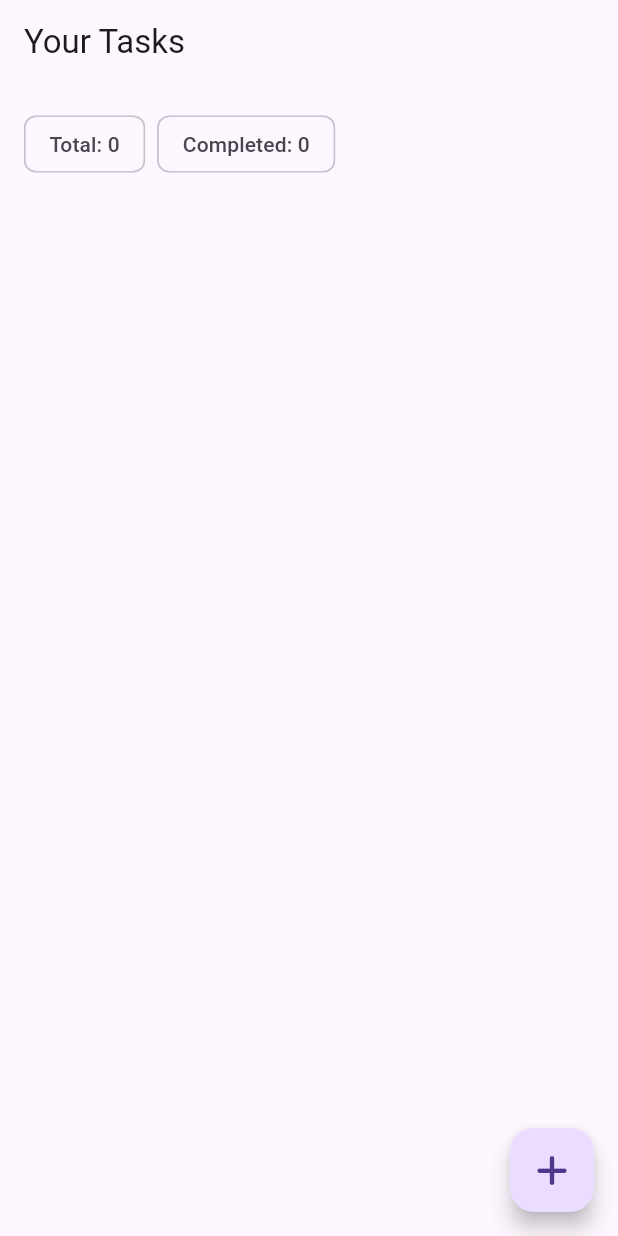
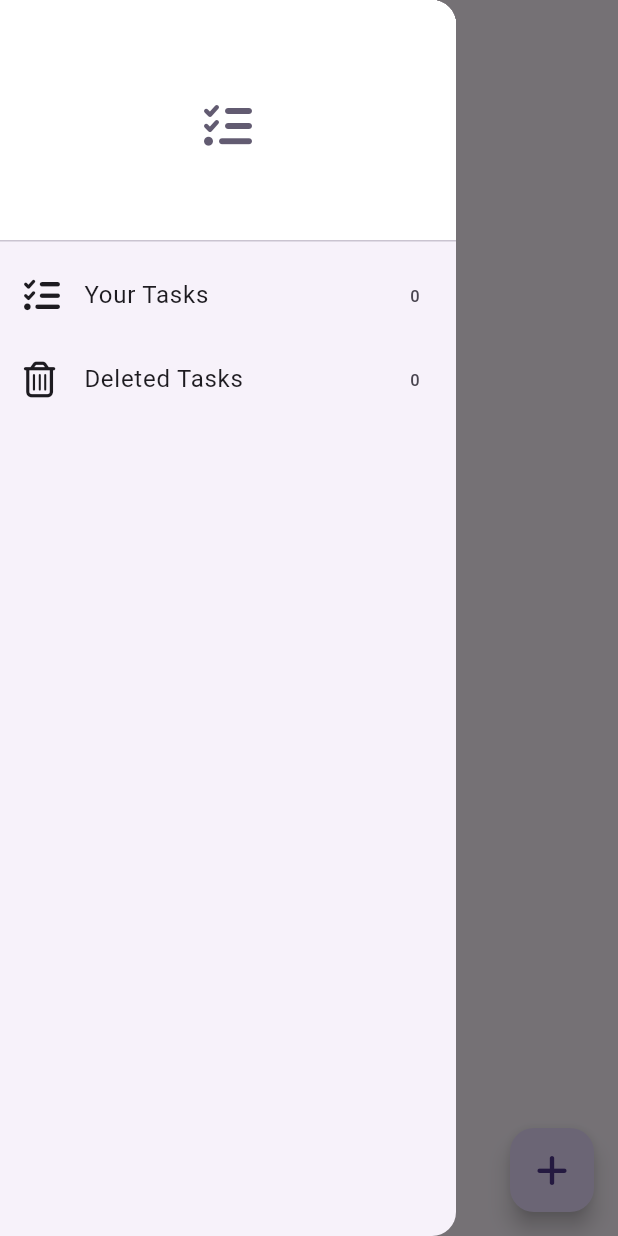
Before and after one commit to Basith-P/ToDo-App--BLoC-, a Flutter app: the screen it shows after launch, with the side drawer open (before the commit the screen has no drawer), on a phone screen of 412 x 824 dp. Run offline on Flutter 3.47's test engine with Material 2 defaults, Android fonts, the phone set to English and light mode, and no system bars; our stand-ins replace equatable, flutter_bloc, font_awesome_flutter, hydrated_bloc.

Commit message:
delete or remove task

```diff
--- a/lib/bloc/task/task_bloc.dart
+++ b/lib/bloc/task/task_bloc.dart
@@ -7,28 +7,37 @@ part 'task_event.dart';
 part 'task_state.dart';
 
 class TaskBloc extends HydratedBloc<TaskEvent, TaskState> {
-  TaskBloc() : super(const TaskState([])) {
+  TaskBloc() : super(const TaskState()) {
     on<AddTask>(_onTaskAdded);
     on<DeleteTask>(_onTaskDeleted);
+    on<RemoveTask>(_onTaskRemoved);
     on<UpdateTask>(_onTaskUpdated);
     on<ToggleTask>(_onTaskToggled);
   }
 
   void _onTaskAdded(AddTask event, Emitter<TaskState> emit) {
     final List<Task> tasks = List.from(state.tasks)..add(event.task);
-    emit(TaskState(tasks));
+    emit(TaskState(tasks: tasks, deletedTasks: state.deletedTasks));
   }
 
   void _onTaskDeleted(DeleteTask event, Emitter<TaskState> emit) {
-    final List<Task> tasks = List.from(state.tasks)..remove(event.task);
-    emit(TaskState(tasks));
+    emit(TaskState(
+        tasks: List.from(state.tasks)..remove(event.task),
+        deletedTasks: List.from(state.deletedTasks)
+          ..add(event.task.copyWith(isDeleted: true))));
+  }
+
+  void _onTaskRemoved(RemoveTask event, Emitter<TaskState> emit) {
+    final List<Task> deletedTasks = List.from(state.deletedTasks)
+      ..remove(event.task);
+    emit(TaskState(tasks: state.tasks, deletedTasks: deletedTasks));
   }
 
   void _onTaskUpdated(UpdateTask event, Emitter<TaskState> emit) {
     final List<Task> tasks = List.from(state.tasks)
       ..remove(event.task)
       ..add(event.task);
-    emit(TaskState(tasks));
+    emit(TaskState(tasks: tasks));
   }
 
   void _onTaskToggled(ToggleTask event, Emitter<TaskState> emit) {
@@ -36,7 +45,7 @@ class TaskBloc extends HydratedBloc<TaskEvent, TaskState> {
     final List<Task> tasks = List.from(state.tasks)
       ..remove(event.task)
       ..insert(index, event.task.copyWith(isDone: !event.task.isDone));
-    emit(TaskState(tasks));
+    emit(TaskState(tasks: tasks, deletedTasks: state.deletedTasks));
   }
 
   @override
--- a/lib/bloc/task/task_event.dart
+++ b/lib/bloc/task/task_event.dart
@@ -25,6 +25,15 @@ class DeleteTask extends TaskEvent {
   List<Object> get props => [task];
 }
 
+class RemoveTask extends TaskEvent {
+  final Task task;
+
+  const RemoveTask(this.task);
+
+  @override
+  List<Object> get props => [task];
+}
+
 class UpdateTask extends TaskEvent {
   final Task task;
 
--- a/lib/bloc/task/task_state.dart
+++ b/lib/bloc/task/task_state.dart
@@ -1,21 +1,35 @@
 part of 'task_bloc.dart';
 
 class TaskState extends Equatable {
-  const TaskState(this.tasks);
+  const TaskState({this.tasks = const [], this.deletedTasks = const []});
 
   final List<Task> tasks;
+  final List<Task> deletedTasks;
 
   @override
   List<Object> get props => [tasks];
 
+  int get taskCount => tasks.length;
+  int get deletedTaskCount => deletedTasks.length;
+  int get completedTaskCount =>
+      tasks.where((task) => task.isDone).toList().length;
+  int get deletedCompletedTaskCount =>
+      deletedTasks.where((task) => task.isDone).toList().length;
+
   Map<String, dynamic> toJson() {
-    return {'tasks': tasks.map((task) => task.toJson()).toList()};
+    return {
+      'tasks': tasks.map((task) => task.toJson()).toList(),
+      'deletedTasks': deletedTasks.map((task) => task.toJson()).toList(),
+    };
   }
 
   factory TaskState.fromJson(Map<String, dynamic> json) {
     return TaskState(
-      (json['tasks'] as List<dynamic>)
-          .map((task) => Task.fromJson(task as Map<String, dynamic>))
+      tasks: (json['tasks'] as List<dynamic>)
+          .map((task) => Task.fromJson(task))
+          .toList(),
+      deletedTasks: (json['deletedTasks'] as List<dynamic>)
+          .map((task) => Task.fromJson(task))
           .toList(),
     );
   }
--- a/lib/main.dart
+++ b/lib/main.dart
@@ -4,6 +4,7 @@ import 'package:path_provider/path_provider.dart';
 import 'bloc/bloc_exports.dart';
 import 'global/keys.dart';
 import 'pages/home_page.dart';
+import 'services/app_router.dart';
 
 void main() async {
   WidgetsFlutterBinding.ensureInitialized();
@@ -31,7 +32,8 @@ class ToDoApp extends StatelessWidget {
           darkTheme: ThemeData.dark(useMaterial3: true),
           themeMode: ThemeMode.system,
           debugShowCheckedModeBanner: false,
-          home: const HomePage(),
+          onGenerateRoute: AppRouter.onGenerateRoute,
+          initialRoute: HomePage.routeName,
         ),
       ),
     );
--- a/lib/pages/home_page.dart
+++ b/lib/pages/home_page.dart
@@ -4,16 +4,19 @@ import 'package:font_awesome_flutter/font_awesome_flutter.dart';
 import '../bloc/bloc_exports.dart';
 import '../models/task.dart';
 import '../widgets/add_task_bottom_sheet.dart';
+import '../widgets/main_drawer.dart';
 import '../widgets/tasks_list.dart';
 
 class HomePage extends StatelessWidget {
   const HomePage({Key? key}) : super(key: key);
 
+  static const routeName = '/';
+
   void _showAddTaskBottomSheet(BuildContext context) {
     showModalBottomSheet(
         context: context,
         isScrollControlled: true,
-        builder: (context) => AddTaskBottomSheet());
+        builder: (context) => const AddTaskBottomSheet());
   }
 
   @override
@@ -27,15 +30,16 @@ class HomePage extends StatelessWidget {
             onPressed: () => _showAddTaskBottomSheet(context),
             child: const FaIcon(FontAwesomeIcons.plus),
           ),
+          drawer: const MainDrawer(),
           body: Column(
             children: [
               Padding(
-                padding: const EdgeInsets.all(16.0),
+                padding: const EdgeInsets.all(16.0).copyWith(bottom: 0),
                 child: Row(
-                  children: const [
-                    Chip(label: Text('Total: 0')),
-                    SizedBox(width: 8),
-                    Chip(label: Text('Completed: 0')),
+                  children: [
+                    Chip(label: Text('Total: ${state.taskCount}')),
+                    const SizedBox(width: 8),
+                    Chip(label: Text('Completed: ${state.completedTaskCount}')),
                   ],
                 ),
               ),
--- /dev/null
+++ b/lib/services/app_router.dart
@@ -0,0 +1,23 @@
+import 'package:flutter/material.dart';
+
+import '../pages/deleted_tasks_page.dart';
+import '../pages/home_page.dart';
+
+class AppRouter {
+  static Route onGenerateRoute(RouteSettings settings) {
+    Widget page;
+
+    switch (settings.name) {
+      case '/':
+        page = const HomePage();
+        break;
+      case DeletedTasksPage.routeName:
+        page = const DeletedTasksPage();
+        break;
+      default:
+        page = const HomePage();
+    }
+
+    return MaterialPageRoute(builder: (context) => page);
+  }
+}
--- /dev/null
+++ b/lib/widgets/main_drawer.dart
@@ -0,0 +1,57 @@
+import 'package:flutter/material.dart';
+import 'package:font_awesome_flutter/font_awesome_flutter.dart';
+
+import '../bloc/bloc_exports.dart';
+import '../global/keys.dart';
+import '../pages/deleted_tasks_page.dart';
+import '../pages/home_page.dart';
+
+class MainDrawer extends StatelessWidget {
+  const MainDrawer({
+    super.key,
+  });
+
+  @override
+  Widget build(BuildContext context) {
+    final taskBlocR = context.read<TaskBloc>();
+
+    return SafeArea(
+        child: Drawer(
+      child: ListView(
+        children: [
+          DrawerHeader(
+            decoration: BoxDecoration(
+              color: Theme.of(context).colorScheme.onSecondary,
+            ),
+            child: Center(
+              child: FaIcon(
+                FontAwesomeIcons.listCheck,
+                color: Theme.of(context).colorScheme.secondary,
+                size: Theme.of(context).textTheme.headlineLarge?.fontSize,
+              ),
+            ),
+          ),
+          ListTile(
+              leading: const FaIcon(FontAwesomeIcons.listCheck),
+              iconColor: Theme.of(context).colorScheme.onBackground,
+              title: const Text('Your Tasks'),
+              style: ListTileStyle.list,
+              trailing: Text('${taskBlocR.state.taskCount}'),
+              onTap: () {
+                navigatorKey.currentState
+                    ?.pushReplacementNamed(HomePage.routeName);
+              }),
+          ListTile(
+            leading: const FaIcon(FontAwesomeIcons.trashCan),
+            iconColor: Theme.of(context).colorScheme.onBackground,
+            title: const Text('Deleted Tasks'),
+            style: ListTileStyle.list,
+            trailing: Text('${taskBlocR.state.deletedTaskCount}'),
+            onTap: () => navigatorKey.currentState
+                ?.pushNamed(DeletedTasksPage.routeName),
+          ),
+        ],
+      ),
+    ));
+  }
+}
```
Also changed, not shown: lib/pages/deleted_tasks_page.dart (added, +43 -0 lines), lib/widgets/task_tile.dart (added, +38 -0 lines), lib/widgets/tasks_list.dart (+2 -11 lines).
